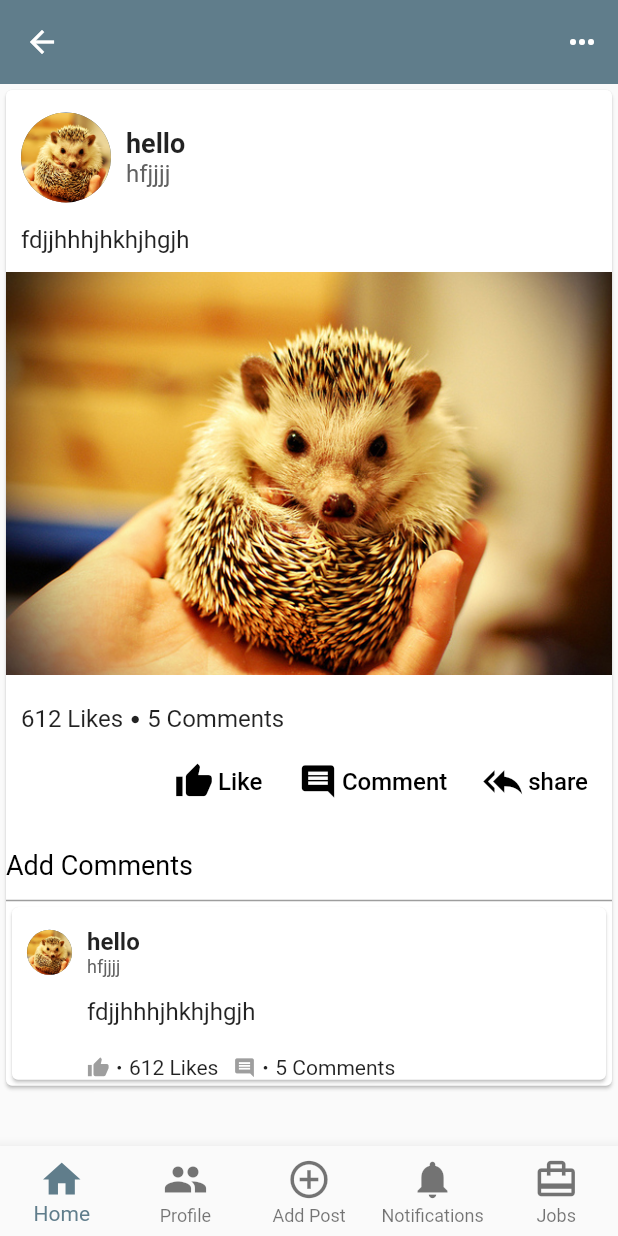
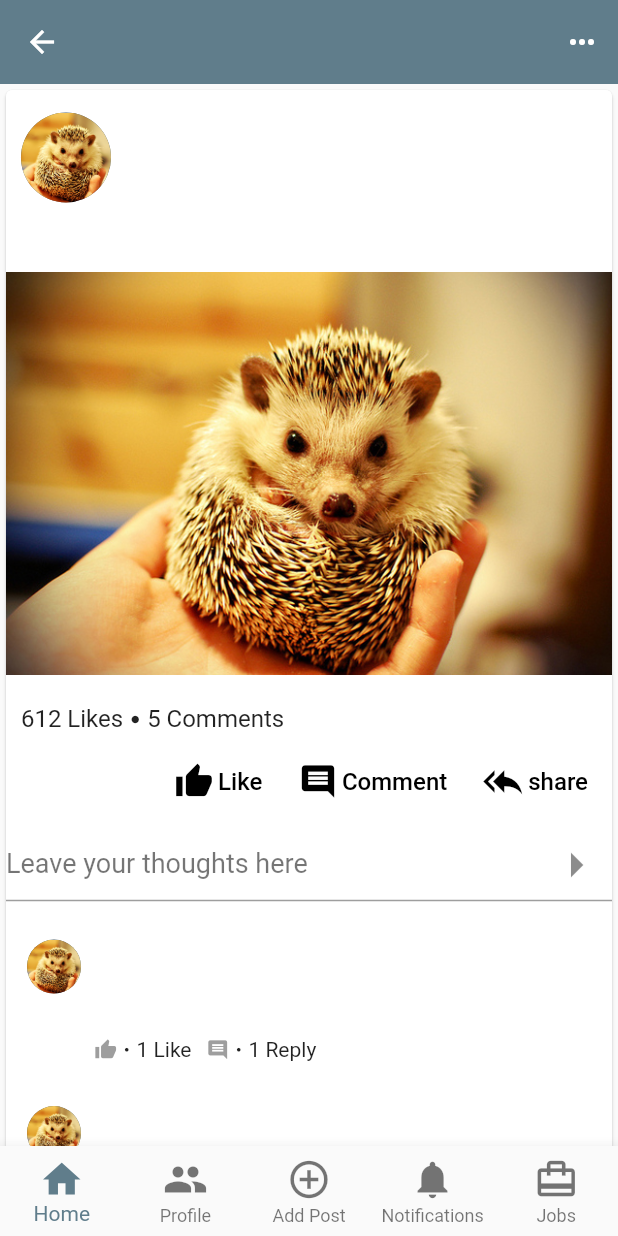
Before and after one commit to sonamchaudhary/sample_app, a Flutter app: the ProductDetailPage screen opened by its route, on a phone screen of 412 x 824 dp. Run offline on Flutter 3.47's test engine with Material 2 defaults, Android fonts, the phone set to English and light mode, and no system bars.

Commit message:
5/april/19

```diff
--- /dev/null
+++ b/lib/components/comment.dart
@@ -0,0 +1,104 @@
+import 'package:flutter/material.dart';
+
+class CommentPage extends StatelessWidget {
+
+  String title = '';
+  String subTitle = '';
+  String comment = '';
+CommentPage(this.title, this.subTitle, this.comment);
+
+  @override
+  Widget build(BuildContext context) {
+    return Card(elevation: 0.0,
+      child: Container(
+        child: Column(
+          // crossAxisAlignment: CrossAxisAlignment.baseline,
+          children: <Widget>[
+            Row(
+              children: <Widget>[
+                Padding(
+                  padding: EdgeInsets.fromLTRB(10.0, 15.0, 10.0, 15.0),
+                  child: CircleAvatar(
+                    backgroundImage: AssetImage('assets/dummy.jpg'),
+                    radius: 18.0,
+                  ),
+                ),
+                Column(
+                  crossAxisAlignment: CrossAxisAlignment.start,
+                  children: <Widget>[
+                    SizedBox(height: 20.0,),
+                    Text(
+                      '$title',
+                      style: TextStyle(
+                          fontSize: 16.0, fontWeight: FontWeight.w700),
+                    ),
+                    Text('$subTitle',
+                        style: TextStyle(
+                          color: Colors.grey[700],
+                          fontSize: 14.0,
+                        )),
+                        SizedBox(height: 5.0,),
+                     Text(
+                        '$comment',
+                          style: TextStyle(fontSize: 16.0),
+                          softWrap: true,
+                             ),
+                  ],
+                )
+              ],
+            ),
+
+            Container(
+              padding: EdgeInsets.only(top: 8.0, left: 10.0),
+              child: Container(
+                padding: EdgeInsets.only(left: 45.0),
+                child: Row(
+                  children: <Widget>[
+                    Icon(
+                      Icons.thumb_up,
+                      color: Colors.grey,
+                      size: 15.0,
+                    ),
+                    SizedBox(
+                      width: 5.0,
+                    ),
+                    Icon(
+                      Icons.lens,
+                      size: 3.0,
+                    ),
+                    SizedBox(
+                      width: 5.0,
+                    ),
+                    Text(
+                      '1 Like',
+                      style: TextStyle(fontSize: 14.0),
+                    ),
+                    SizedBox(
+                      width: 5.0,
+                    ),
+                    SizedBox(
+                      width: 5.0,
+                    ),
+                    Icon(Icons.comment, color: Colors.grey, size: 15.0),
+                    SizedBox(
+                      width: 5.0,
+                    ),
+                    Icon(
+                      Icons.lens,
+                      size: 3.0,
+                    ),
+                    SizedBox(
+                      width: 5.0,
+                    ),
+                    Text('1 Reply', style: TextStyle(fontSize: 14.0))
+                  ],
+                ),
+              ),
+            ),
+            // ButtonBarComponent(),
+          ],
+        ),
+      ),
+    );
+  }
+}
--- a/lib/main.dart
+++ b/lib/main.dart
@@ -13,7 +13,7 @@ class MyApp extends StatelessWidget {
        routes: <String, WidgetBuilder> {
       '/profile': (BuildContext context) => MyProfilePage(),
       '/homepage': (BuildContext context) => MyHomePage(),
-      '/productDetail':(BuildContext context) => ProductDetailPage('hello', 'hfjjjj', 'fdjjhhhjhkhjhgjh'),
+      '/productDetail':(BuildContext context) => ProductDetailPage('', '', '', ''),
       // '/c': (BuildContext context) => MyPage(title: 'page C'),
     },
       title: 'Flutter Demo',
--- a/lib/productDetail.dart
+++ b/lib/productDetail.dart
@@ -2,12 +2,14 @@ import 'package:flutter/material.dart';
 
 import './components/bottom_bar.dart';
 import './components/button_bar.dart';
+import './components/comment.dart';
 
 class ProductDetailPage extends StatelessWidget {
    String title = '';
    String subTitle = '';
    String description = '';
-ProductDetailPage(this.title, this.subTitle ,  this.description);
+   String comment= '';
+ProductDetailPage(this.title, this.subTitle ,  this.description , this.comment);
   @override
   Widget build(BuildContext context) {
     return Scaffold(
@@ -68,92 +70,22 @@ ProductDetailPage(this.title, this.subTitle ,  this.description);
                        child: Row(
                         children: <Widget>[
                           Text('612 Likes',style: TextStyle(fontSize: 16.0),), SizedBox(width: 5.0,),
-                          Icon(
-                            Icons.lens,
-                            size:6.0,
-                          ),SizedBox(width: 5.0,),
+                          Icon(Icons.lens,size:6.0,),
+                          SizedBox(width: 5.0,),
                           Text('5 Comments',style: TextStyle(fontSize: 16.0))
                         ],
                       ), ),
                     ButtonBarComponent(),
-                   TextField(decoration: InputDecoration(hintText:'Add Comments',
-                       hintStyle:TextStyle(fontSize: 18.0, color:Colors.black ) ),),
-                       Card(
-                child: Container(
-                    child: Column(
-                    crossAxisAlignment: CrossAxisAlignment.start,
-                    children: <Widget>[
-                      Row(
-                        children: <Widget>[
-                          Padding(
-                            padding:
-                                EdgeInsets.fromLTRB(10.0, 15.0, 10.0, 15.0),
-                            child: CircleAvatar(
-                              backgroundImage: AssetImage('assets/dummy.jpg'),
-                              radius: 15.0,
-                            ),
-                          ),
-                          Column(
-                            mainAxisAlignment: MainAxisAlignment.start,
-                            crossAxisAlignment: CrossAxisAlignment.start,
-                            children: <Widget>[
-                              Text(
-                                '$title',
-                                style: TextStyle(
-                                    fontSize: 16.0,
-                                    fontWeight: FontWeight.w700),
-                              ),
-                              Text('$subTitle',
-                                  style: TextStyle(
-                                    color: Colors.grey[700],
-                                    fontSize: 12.0,
-                                  )),
-                            ],
-                          )
-                        ],
-                      ),
-                      Padding(
-                        padding: EdgeInsets.only(left: 50.0),
-                        child: Text(
-                          '$description',
-                          style: TextStyle(fontSize: 16.0),
-                          softWrap: true,
-                        ),
-                      ),
-                        Container(padding: EdgeInsets.only(top: 20.0,left: 10.0),
-                       child:Container(padding: EdgeInsets.only(left: 40.0),
-                         child:  Row(
-                        children: <Widget>[
-                          Icon(Icons.thumb_up,color: Colors.grey,size: 15.0,),
-                          SizedBox(width: 5.0,),
-                           Icon(
-                            Icons.lens,
-                            size:3.0,
-                          ),
-                          SizedBox(width: 5.0,),
-                          Text('612 Likes',style: TextStyle(fontSize: 14.0),), SizedBox(width: 5.0,),
-                          SizedBox(width: 5.0,),
-                          Icon(Icons.comment , color: Colors.grey,size: 15.0),
-                          SizedBox(width: 5.0,),
-                          Icon(
-                            Icons.lens,
-                            size:3.0,
-                          ),
-                          SizedBox(width: 5.0,),
-                          Text('5 Comments',style: TextStyle(fontSize: 14.0))
-                        ],
-                      ),
-                       ),
-                      ),
-                    // ButtonBarComponent(),
-                     ],
-                  ),
-              ),
-              ),
+                   TextField(decoration:
+                   InputDecoration(
+                     hintText:'Leave your thoughts here',
+                       hintStyle:TextStyle( fontSize: 18.0, color:Colors.black54),
+                        suffixIcon: Icon(Icons.arrow_right,size: 40.0,) ),),
+                       CommentPage('$title','$subTitle','$comment'),
+                       CommentPage('$title','$subTitle','$comment'),
                     ],
                   ),
-
-              ),
+               ),
               ),
           ],)
           ),
```
Also changed, not shown: lib/components/list_card.dart (+3 -5 lines), lib/profilePage.dart (+41 -7 lines).
